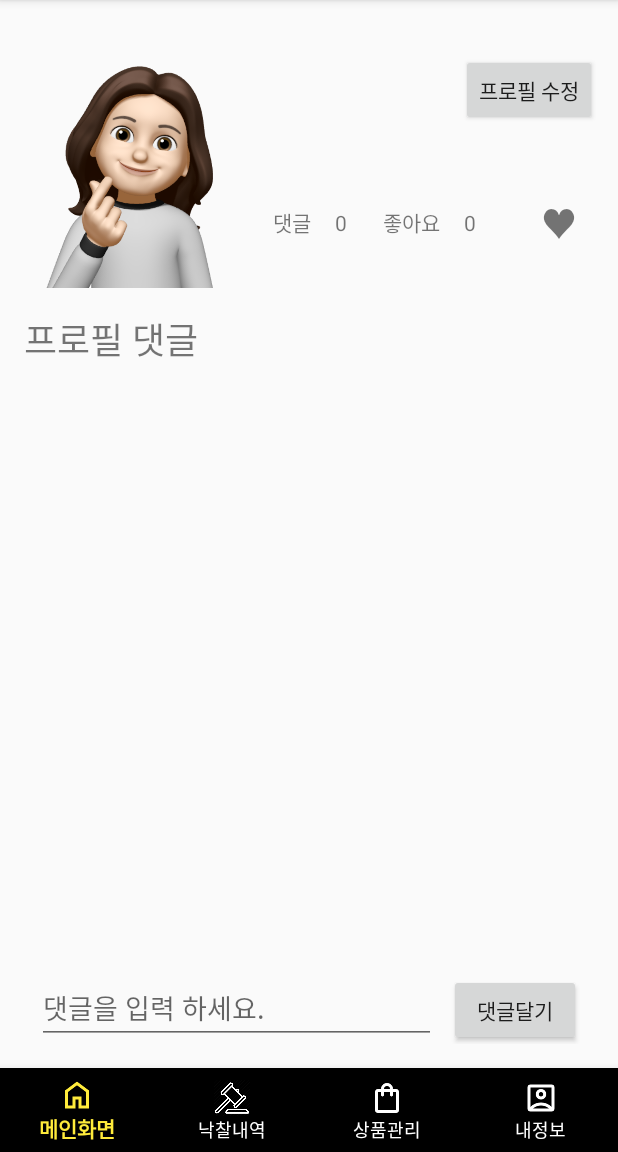
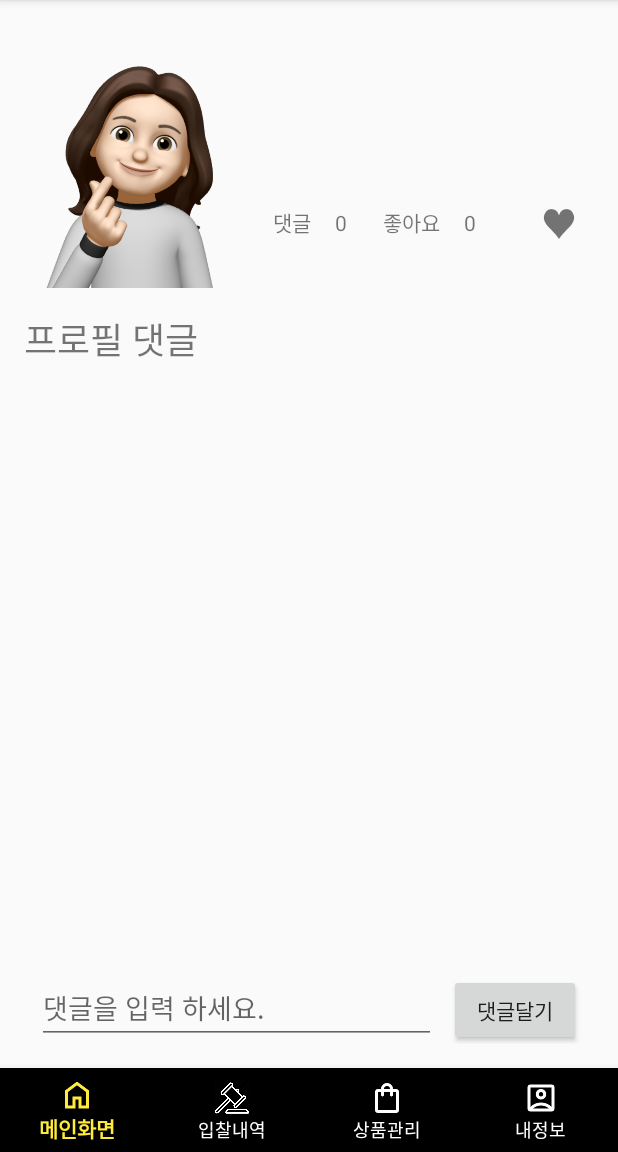
Before and after one commit to solkim1/AuctionAndroid, an Android app: the fragment ProfileFragment placed in its activity, on a phone screen of 412 x 824 dp, the part 84-1236 px from its top. Run offline under Robolectric (Android 15) with nearby library versions, the phone set to English and light mode, and no system bars; our stand-ins replace Volley; network calls fail; pictures from the network do not load.

Commit message:
08-09 16:25 Final

```diff
--- a/app/src/main/res/layout/activity_join.xml
+++ b/app/src/main/res/layout/activity_join.xml
@@ -19,7 +19,6 @@
         app:layout_constraintStart_toStartOf="parent"
         app:layout_constraintTop_toTopOf="parent"
         app:title="Bid Spot"
-        app:titleTextColor="#F44336"
         app:navigationIcon="?attr/homeAsUpIndicator" />
 
 
--- a/app/src/main/res/layout/fragment_bid_items.xml
+++ b/app/src/main/res/layout/fragment_bid_items.xml
@@ -8,10 +8,10 @@
     <TextView
         android:layout_width="wrap_content"
         android:layout_height="wrap_content"
-        android:text="낙찰 내역"
+        android:layout_marginBottom="16dp"
+        android:text="입찰 내역"
         android:textSize="24sp"
-        android:textStyle="bold"
-        android:layout_marginBottom="16dp"/>
+        android:textStyle="bold" />
 
     <androidx.recyclerview.widget.RecyclerView
         android:id="@+id/recycler_view"
--- a/app/src/main/res/layout/fragment_profile.xml
+++ b/app/src/main/res/layout/fragment_profile.xml
@@ -7,31 +7,14 @@
     android:layout_height="match_parent"
     tools:context=".ProfileFragment">
 
-    <Button
-        android:id="@+id/btn_profile"
-        android:layout_width="wrap_content"
-        android:layout_height="wrap_content"
-        android:layout_marginStart="132dp"
-        android:layout_marginTop="36dp"
-        android:text="프로필 수정"
-        app:layout_constraintBottom_toTopOf="@+id/glProfile"
-        app:layout_constraintEnd_toEndOf="parent"
-        app:layout_constraintHorizontal_bias="0.407"
-        app:layout_constraintStart_toEndOf="@+id/profileImageView"
-        app:layout_constraintTop_toTopOf="parent"
-        app:layout_constraintVertical_bias="0.0" />
-
     <TextView
         android:id="@+id/tvProfName"
         android:layout_width="wrap_content"
         android:layout_height="wrap_content"
         android:layout_marginStart="16dp"
-        android:layout_marginEnd="44dp"
         android:text="이름"
         android:textSize="24sp"
         app:layout_constraintBottom_toBottomOf="@+id/profileImageView"
-        app:layout_constraintEnd_toStartOf="@+id/btn_profile"
-        app:layout_constraintHorizontal_bias="0.058"
         app:layout_constraintStart_toEndOf="@+id/profileImageView"
         app:layout_constraintTop_toTopOf="@+id/profileImageView"
         app:layout_constraintVertical_bias="0.252" />
--- a/app/src/main/res/menu/bottom_navigation_menu.xml
+++ b/app/src/main/res/menu/bottom_navigation_menu.xml
@@ -6,7 +6,7 @@
     <item
         android:id="@+id/navigation_bid_items"
         android:icon="@drawable/ic_bid"
-        android:title="낙찰내역"/>
+        android:title="입찰내역" />
     <item
         android:id="@+id/navigation_chat"
         android:icon="@drawable/ic_sale"
```
Also changed, not shown: app/src/main/java/com/example/auctionproject/ItemDetail.kt (+9 -1 lines), app/src/main/java/com/example/auctionproject/JoinActivity.kt (+7 -0 lines), app/src/main/java/com/example/auctionproject/MyProdFragment.kt (+8 -5 lines), app/src/main/res/layout/activity_item_detail.xml (+12 -11 lines).
